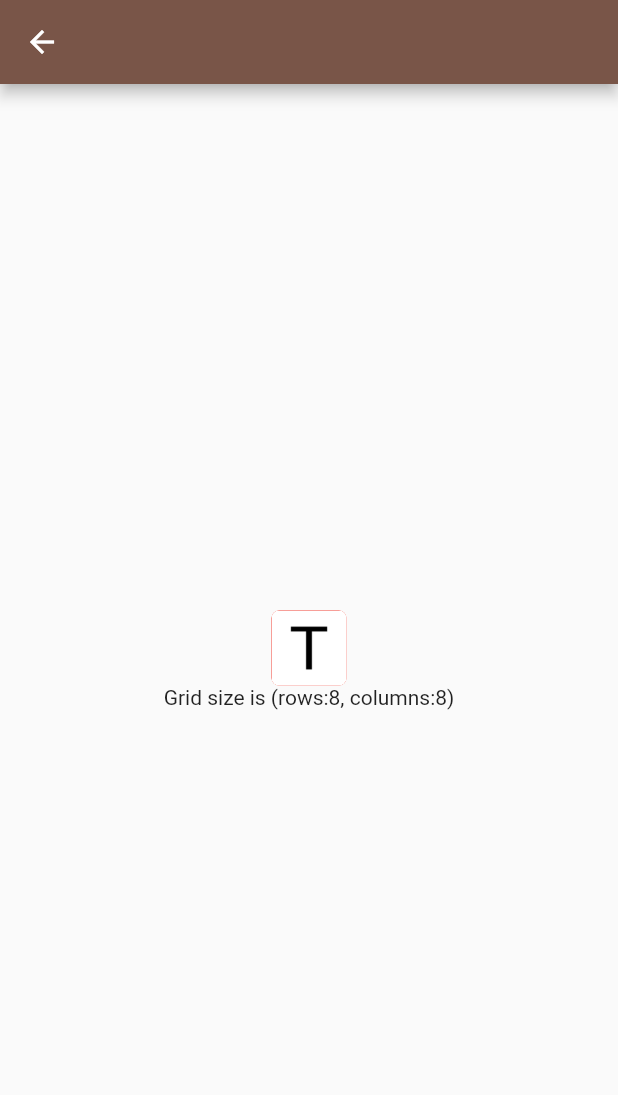
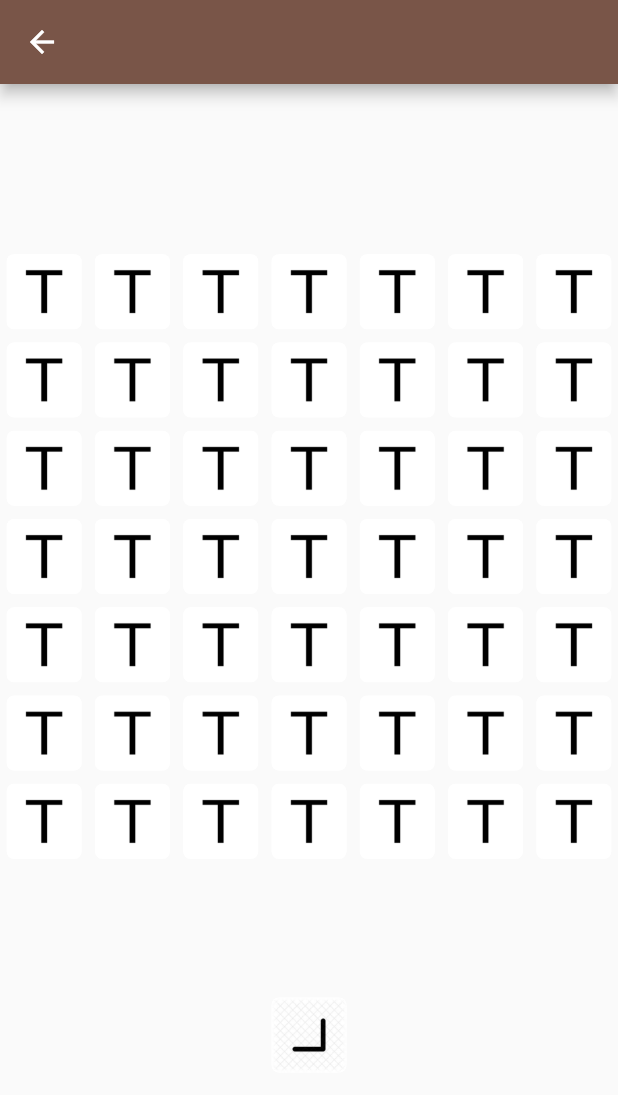
Before and after one commit to stepwaec/Maze-Mania, a Flutter app: the screen it shows after launch, after a tap on "Start New Game", on a phone screen of 412 x 824 dp. Shown: the top 1095 px of the screen. Run offline on Flutter 3.47's test engine with Material 2 defaults, Android fonts, the light colour scheme and no system bars.

Commit message:
Implemented:  - basic rules (as json)  - float tile (that can rotate on tap)  - tile class  - simple screen flow: Splash > New Game

```diff
--- a/mm-app/mm_app/assets/rules.json
+++ b/mm-app/mm_app/assets/rules.json
@@ -2,6 +2,13 @@
   "min_players": 1,
   "max_players": 4,
   "guest_allowed": true,
-  "grid_rows": 8,
-  "grid_columns": 8
+  "grid_rows": 7,
+  "grid_columns": 7,
+  "starting_position": "corner",
+  "treasures": 24,
+  "treasures_private": true,
+  "treasures_visible": 1,
+  "treasures_shared": false,
+  "fixed_grid": "alternate",
+  "number_of_moves": "single"
 }
--- a/mm-app/mm_app/lib/game.dart
+++ b/mm-app/mm_app/lib/game.dart
@@ -1,5 +1,6 @@
 import 'package:flutter/material.dart';
 import 'pieces/tile.dart';
+import 'pieces/grid.dart';
 
 class GameScreen extends StatefulWidget {
   GameScreen({Key key, this.gameRules}) : super(key: key);
@@ -10,7 +11,14 @@ class GameScreen extends StatefulWidget {
 }
 
 class _GameScreenState extends State<GameScreen> {
-  BoardTile _floatTile = BoardTile(angle: 0,target: null,tile: new TileDesign());
+  BoardTile _floatTile = BoardTile(angle: 0, type: 'corner', treasure: null);
+  int _floatAngle = 0;
+
+  void _rotateTile() {
+    setState(() {
+      _floatAngle = (_floatAngle + 90) % 360;
+    });
+  }
 
   @override
   Widget build(BuildContext context) {
@@ -25,11 +33,21 @@ class _GameScreenState extends State<GameScreen> {
         child: Column(
           mainAxisAlignment: MainAxisAlignment.center,
           children: <Widget>[
-            _floatTile
-            ,
-            Text(
-                'Grid size is (rows:${widget.gameRules['grid_rows']}, columns:${widget.gameRules['grid_columns']})'
-            ),
+            SizedBox(
+            width: 500.0,
+            height: 500.0,
+          child:
+            GameGrid(gameRules: widget.gameRules,),
+        ),
+        GestureDetector(
+            onTap: (){
+              _rotateTile();
+            },
+            child: RotatedBox(
+                quarterTurns: (_floatAngle / 90).round(),
+                child: _floatTile
+            )
+        )
           ],
         ),
       ),
--- /dev/null
+++ b/mm-app/mm_app/lib/pieces/grid.dart
@@ -0,0 +1,49 @@
+import 'package:flutter/material.dart';
+import 'package:mm_app/pieces/tile.dart';
+import 'dart:math';
+
+class GameGrid extends StatefulWidget {
+  GameGrid({Key key, this.gameRules}) : super(key: key);
+  final Map<String, dynamic> gameRules;
+
+  @override
+  _GameGridState createState() => _GameGridState();
+}
+
+class _GameGridState extends State<GameGrid> {
+
+  String _typeRandomiser() {
+    var seed = Random();
+    int rno = seed.nextInt(3);  // There are 3 shapes
+    if(rno == 0) return 'line';
+    else if(rno ==1) return 'tee';
+    else return 'corner';
+  }
+  int _angleRandomiser() {
+    var seed = Random();
+    int rno = seed.nextInt(4);  // There are 4 options: 0, 90, 180, 270
+    return rno * 90;
+  }
+  void _treasureAllocator() {
+  }
+
+
+  @override
+  Widget build(BuildContext context) {
+    return GridView.count(
+      crossAxisCount: widget.gameRules['grid_columns'],
+      // Generate 100 Widgets that display their index in the List
+      children: List.generate(
+         widget.gameRules['grid_columns'] * widget.gameRules['grid_rows'],
+              (index) {
+        return Center(
+          child: BoardTile(
+              angle: _angleRandomiser(),
+              type: _typeRandomiser(),
+              treasure: null,
+        )
+        );
+        },
+    ));
+  }
+}
--- a/mm-app/mm_app/lib/pieces/tile.dart
+++ b/mm-app/mm_app/lib/pieces/tile.dart
@@ -1,79 +1,47 @@
 import 'package:flutter/material.dart';
 
-class BoardTile extends StatefulWidget {
-
-  BoardTile({Key key, this.tile, this.angle=0, this.target}) : super(key: key);
-
-  // No separate coordinates for the tiles, they will be managed by the board
-  // Assignment (fixed, float, board) should be represented differently. Fixed: board constraint, Float: coordinate [-1,-1]
-  final TileDesign tile;
-  int angle;          // Possible values: 0, 90, 180, 270
-  final String target;      // External value from the board, value null if no target
-
-  @override
-  _BoardTileState createState() => _BoardTileState();
-
-}
-
-class _BoardTileState extends State<BoardTile>{
-
-  void addTarget(target) {
-
-  }
-  void removeTarget() {
-
-  }
-  void _rotateTile() {
-    setState(() {
-      widget.angle = (widget.angle + 90) % 360;
-    });
-  }
-
-  @override
-  Widget build(BuildContext context) {
-    return new GestureDetector(
-        onTap: (){
-          _rotateTile();
-          },
-        child: new RotatedBox(
-          quarterTurns: (widget.angle / 90).round(),
-          child: TileDesign(type:"line")
-          )
-    );
-  }
-}
-
-class TileDesign extends StatelessWidget{
-  const TileDesign({
+class BoardTile extends StatelessWidget{
+  const BoardTile({
     Key key,
     this.backgroundImage = Colors.blue,
     this.type,
+    this.angle,
+    this.treasure
   }) : super(key: key);
 
-  final Color backgroundImage;  // Convert to image later
-  final String type;            // Possible values: line, corner, cross, tee
+  final Color backgroundImage;
+  final String type;            // Possible values: line, corner, tee
+  final int angle;
+  final String treasure;
   /* Examples at angle = 0
-  line:  ||      corner: ||       cross:  ||      tee: ======
+  line:  ||      corner: ||       cross:  ||      tee: ====== // NO CROSS
          ||              ||             ======           ||
          ||              =====            ||             ||
 
    */
 
+  String _returnTileImagePath(type) {
+    return 'assets/tile_types/$type.png';
+  }
+
   @override
   Widget build(BuildContext context) {
-    return new ConstrainedBox(
-        constraints: new BoxConstraints(
+    return ConstrainedBox(
+        constraints: BoxConstraints(
         minHeight: 50.0,
         minWidth: 50.0,
         maxHeight: 50.0,
         maxWidth: 50.0,
     ),
-    child: new DecoratedBox(
-        decoration: new BoxDecoration(
-          color: Colors.red,
+    child: new RotatedBox(
+      quarterTurns: (angle / 90).round(),
+        child: DecoratedBox(
+        decoration: BoxDecoration(
+          color: Colors.white,
           borderRadius: BorderRadius.circular(5.0),
-          image: DecorationImage(image: AssetImage('assets/tile_types/tee.png'))
+          image: DecorationImage(
+              image: AssetImage(_returnTileImagePath(type)))
         )
-    ));
+    )));
   }
 }
```
Also changed, not shown: mm-app/mm_app/assets/tile_types/corner.png (renamed from mm-app/mm_app/assets/tile_types/corner.jpeg).
